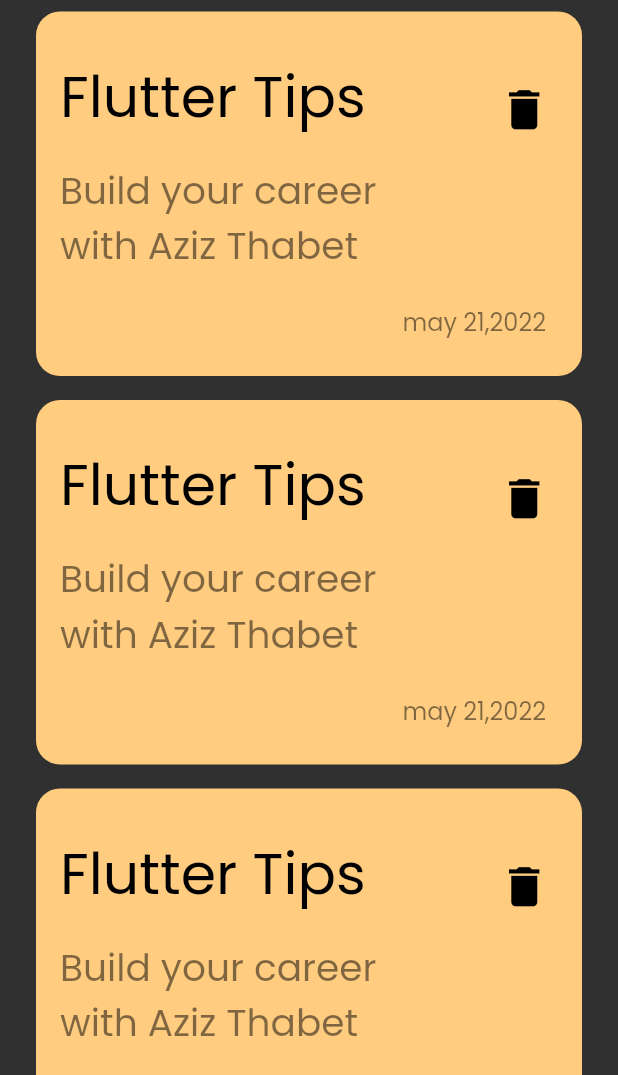
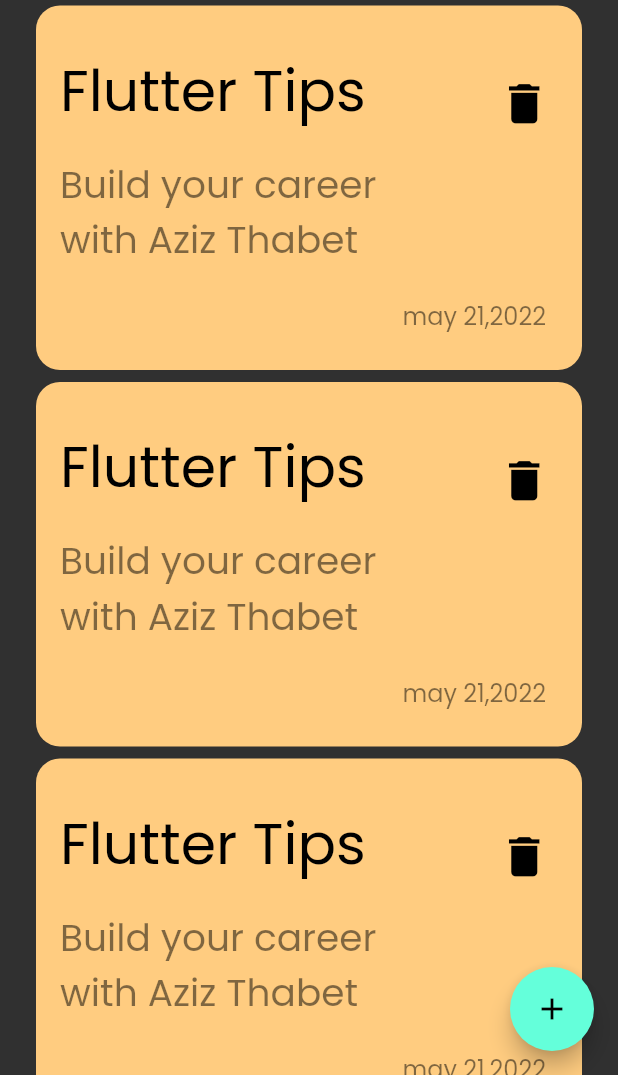
Before and after one commit to Aziz-thabet/notes_app, a Flutter app: the screen it shows after launch, on a phone screen of 412 x 824 dp, the part 161-1236 px from its top. Run offline on Flutter 3.47's test engine with Material 2 defaults, Android fonts, the phone set to English and light mode, and no system bars.

Commit message:
add floatingActionButton

```diff
--- a/lib/views/notes_view.dart
+++ b/lib/views/notes_view.dart
@@ -6,7 +6,9 @@ class NotesView extends StatelessWidget {
 
   @override
   Widget build(BuildContext context) {
-    return  const Scaffold(
-        body: NotesViewBody(),);
+    return   Scaffold(
+      floatingActionButton: FloatingActionButton(onPressed: (){},
+        child: const Icon(Icons.add),),
+        body: const NotesViewBody(),);
   }
 }
--- a/lib/widgets/Notes_list_view.dart
+++ b/lib/widgets/Notes_list_view.dart
@@ -4,13 +4,12 @@ import 'custom_note_item.dart';
 
 class NotesListView extends StatelessWidget {
   const NotesListView({super.key});
-
   @override
   Widget build(BuildContext context) {
     return ListView.builder(itemBuilder: (context,index)
     {
       return const Padding(
-        padding: EdgeInsets.symmetric(vertical: 8.0),
+        padding: EdgeInsets.symmetric(vertical: 4.0),
         child: NoteItem(),
       );
     },);
```
